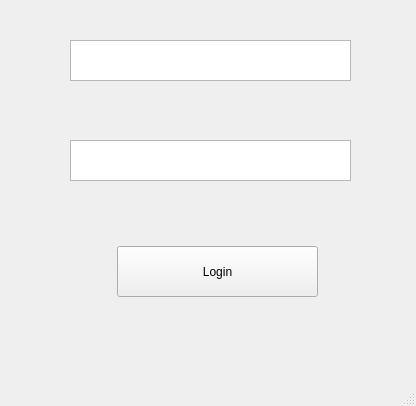
Qt form CareSphere/caresphere.ui (MubtasimSajid/CareSphere) before a commit.
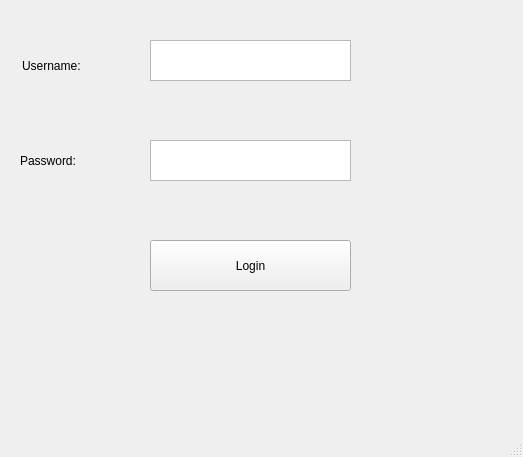
The same form after that commit.

Diff of the .ui file:
```diff
--- a/CareSphere/caresphere.ui
+++ b/CareSphere/caresphere.ui
@@ -6,8 +6,8 @@
    <rect>
     <x>0</x>
     <y>0</y>
-    <width>416</width>
-    <height>406</height>
+    <width>523</width>
+    <height>457</height>
    </rect>
   </property>
   <property name="windowTitle">
@@ -20,8 +20,8 @@
    <widget class="QPushButton" name="pushButton">
     <property name="geometry">
      <rect>
-      <x>117</x>
-      <y>246</y>
+      <x>150</x>
+      <y>240</y>
       <width>201</width>
       <height>51</height>
      </rect>
@@ -33,9 +33,9 @@
    <widget class="QTextEdit" name="textEdit">
     <property name="geometry">
      <rect>
-      <x>70</x>
+      <x>150</x>
       <y>40</y>
-      <width>281</width>
+      <width>201</width>
       <height>41</height>
      </rect>
     </property>
@@ -46,13 +46,39 @@
    <widget class="QTextEdit" name="textEdit_2">
     <property name="geometry">
      <rect>
-      <x>70</x>
+      <x>150</x>
       <y>140</y>
-      <width>281</width>
+      <width>201</width>
       <height>41</height>
      </rect>
     </property>
    </widget>
+   <widget class="QLabel" name="UsernameLabel">
+    <property name="geometry">
+     <rect>
+      <x>22</x>
+      <y>50</y>
+      <width>111</width>
+      <height>31</height>
+     </rect>
+    </property>
+    <property name="text">
+     <string>Username: </string>
+    </property>
+   </widget>
+   <widget class="QLabel" name="PasswordLabel">
+    <property name="geometry">
+     <rect>
+      <x>20</x>
+      <y>140</y>
+      <width>121</width>
+      <height>41</height>
+     </rect>
+    </property>
+    <property name="text">
+     <string>Password: </string>
+    </property>
+   </widget>
   </widget>
   <widget class="QMenuBar" name="menubar">
    <property name="geometry">
```
Left out of the diff: 6 changed lines with no effect on the pictures.
